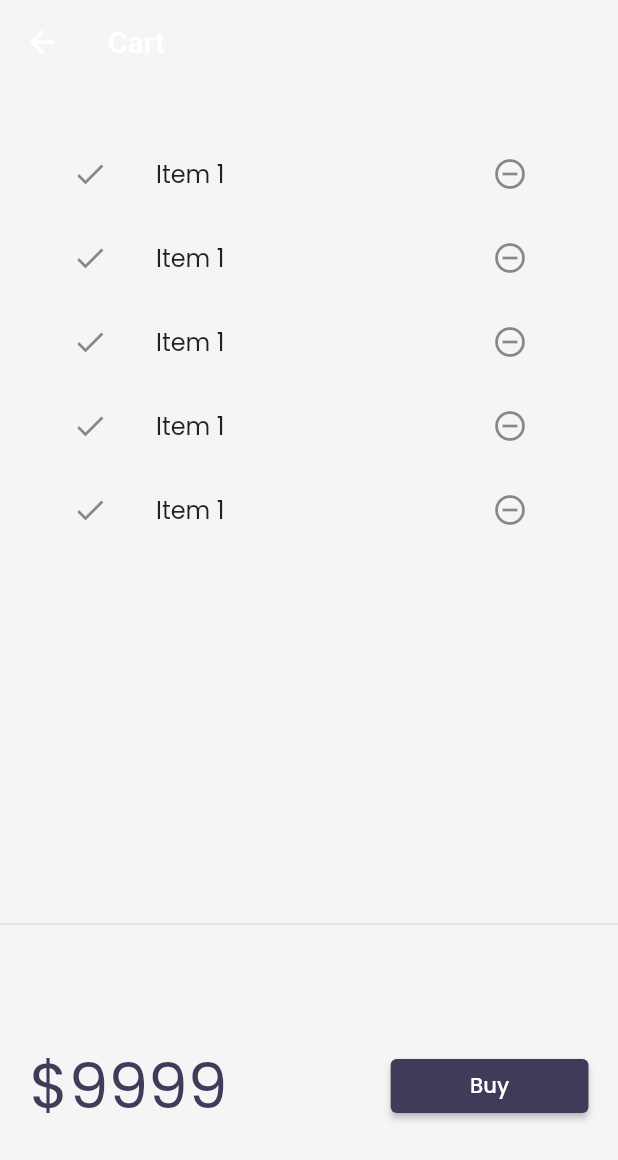
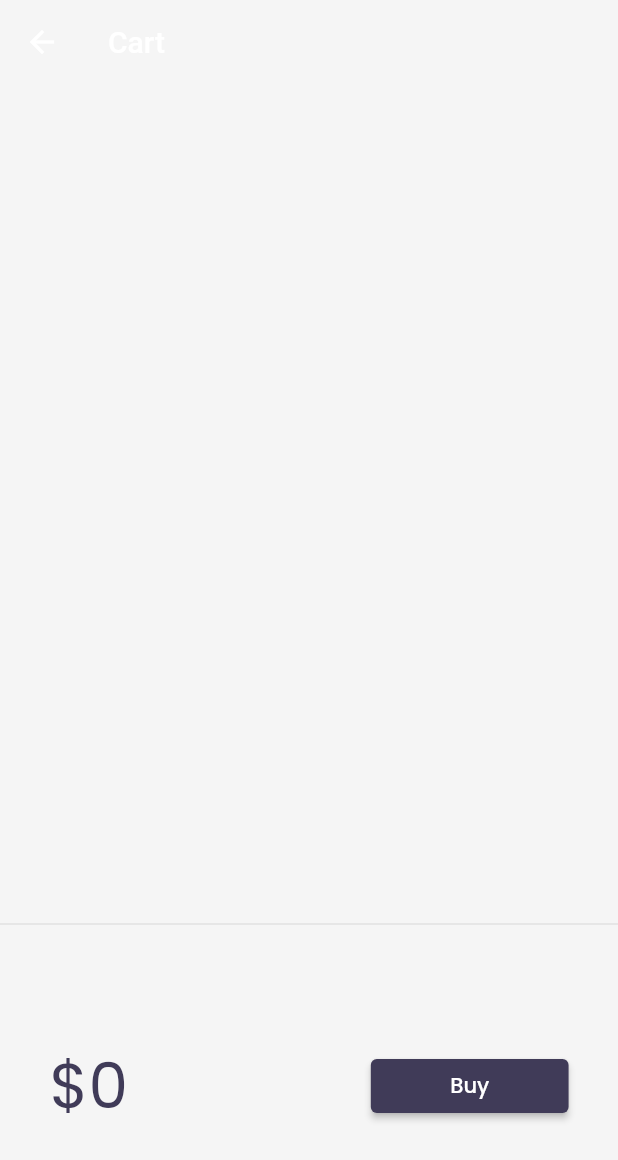
Before and after one commit to yuvrajinbhakti/Flutter-While-Learning-, a Flutter app: the CartPage screen opened by its route, on a phone screen of 412 x 824 dp. Shown: the top 1160 px of the screen. Run offline on Flutter 3.47's test engine with Material 2 defaults, Android fonts, the phone set to English and light mode, and no system bars; our stand-ins replace google_fonts, velocity_x; project files that could hold a hidden picture were left out.

Commit message:
FlutterApp18Completed

```diff
--- a/lib/models/cart.dart
+++ b/lib/models/cart.dart
@@ -3,6 +3,12 @@
 import 'catalog.dart';
 
 class CartModel {
+  static final cartModel = CartModel._internal();
+
+  CartModel._internal();
+
+  factory CartModel() => cartModel;
+
   // catalog field
   late CatalogModel _catalog;
 
--- a/lib/models/catalog.dart
+++ b/lib/models/catalog.dart
@@ -1,7 +1,16 @@
 // ignore_for_file: public_member_api_docs, sort_constructors_first
 import 'dart:convert';
 
+import 'cart.dart';
+
 class CatalogModel {
+
+   static final catModel = CatalogModel._internal();
+
+  CatalogModel._internal();
+
+  factory CatalogModel() => catModel;
+
   static List<Item> items = [];
 
   // = [
--- a/lib/pages/cart_page.dart
+++ b/lib/pages/cart_page.dart
@@ -1,5 +1,6 @@
 // import 'package:/flutter/material.dart';
 import 'package:velocity_x/velocity_x.dart';
+import '../models/cart.dart';
 import '../widgets/themes.dart';
 import 'package:flutter/material.dart';
 
@@ -31,12 +32,13 @@ class _CartTotal extends StatelessWidget {
 
   @override
   Widget build(BuildContext context) {
+    final _cart = CartModel();
     return SizedBox(
       height: 200,
       child: Row(
         mainAxisAlignment: MainAxisAlignment.spaceAround,
         children: [
-          "\$9999".text.xl5.color(context.theme.accentColor).make(),
+          "\$${_cart.totalPrice}".text.xl5.color(context.theme.accentColor).make(),
           30.widthBox,
           ElevatedButton(
             onPressed: () {
@@ -63,17 +65,18 @@ class _CartList extends StatefulWidget {
 }
 
 class __CartListState extends State<_CartList> {
+  final _cart = CartModel();
   @override
   Widget build(BuildContext context) {
     return ListView.builder(
-      itemCount: 5,
+      itemCount: _cart.items?.length,
       itemBuilder: (context, index) => ListTile(
         leading: Icon(Icons.done),
         trailing: IconButton(
           icon: Icon(Icons.remove_circle_outline),
           onPressed: () {},
         ),
-        title: "Item 1".text.make(),
+        title: _cart.items[index].name.text.make(),
       ),
     );
   }
```
Also changed, not shown: lib/widgets/home_widgets/catalog_list.dart (+44 -15 lines).
